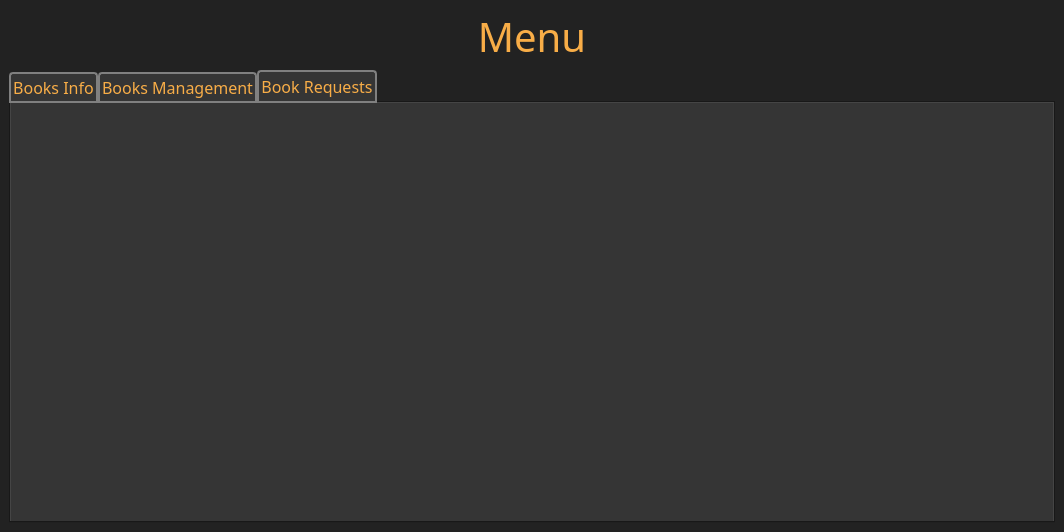
Before: the Qt Designer form mainwindow.ui in DistroRickDev/lms_oop_qt, drawn with Qt 5.
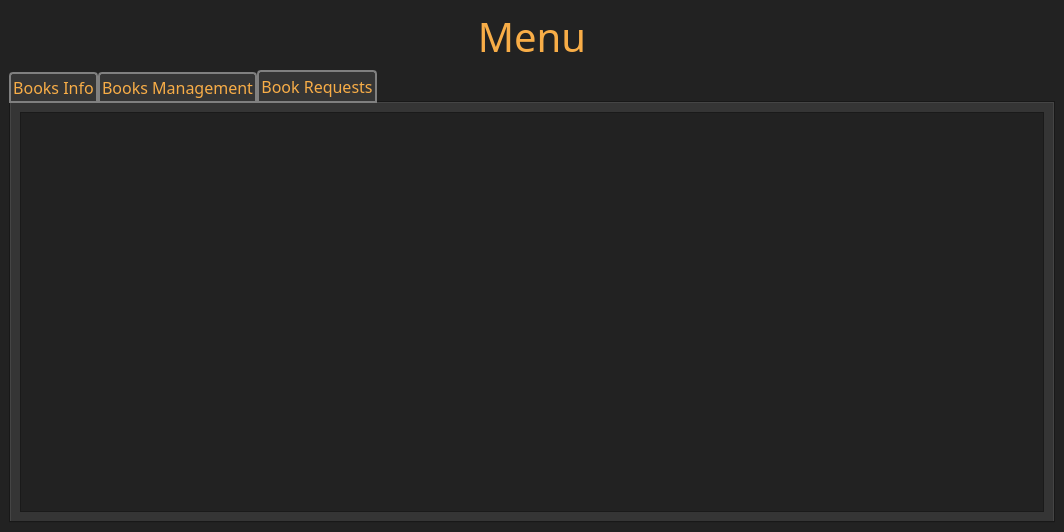
After: the same form once the commit is applied. The open tabs and pages were chosen to show the change.

What changed in the file:
```diff
--- a/mainwindow.ui
+++ b/mainwindow.ui
@@ -709,6 +709,11 @@
          <attribute name="title">
           <string>Book Requests</string>
          </attribute>
+         <layout class="QHBoxLayout" name="horizontalLayout_25">
+          <item>
+           <widget class="QTableWidget" name="reqTable"/>
+          </item>
+         </layout>
         </widget>
        </widget>
       </item>
```
Left out of the diff: 8 changed lines with no effect on the pictures.
